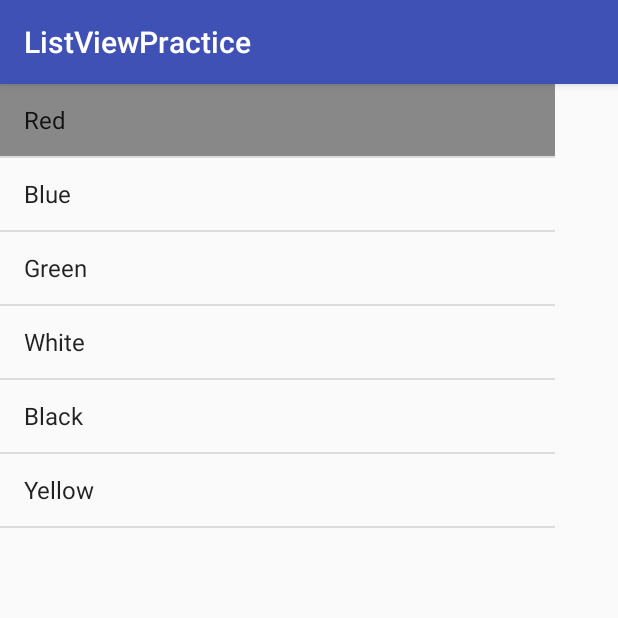
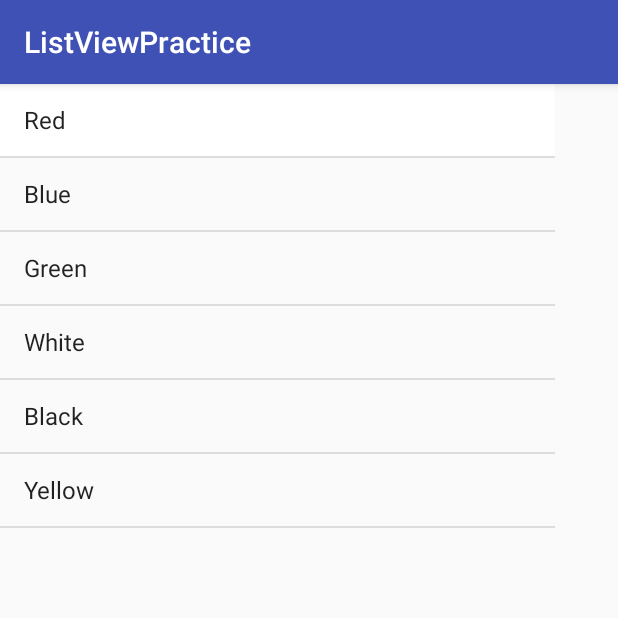
Before and after one commit to marolsi/ListViewPractice, an Android app: the screen it shows after launch (MainActivity), after a tap on "Red", on a phone screen of 412 x 824 dp, the top half of it. Run offline under Robolectric (Android 15) with nearby library versions, the phone set to English and light mode, and no system bars.

Commit message:
Changed cells

```diff
--- a/app/src/main/java/com/example/listviewpractice/MainActivity.java
+++ b/app/src/main/java/com/example/listviewpractice/MainActivity.java
@@ -1,6 +1,7 @@
 package com.example.listviewpractice;
 
 import android.graphics.Color;
+import android.graphics.drawable.ColorDrawable;
 import android.support.v7.app.AppCompatActivity;
 import android.os.Bundle;
 import android.util.Log;
@@ -26,7 +27,16 @@ public class MainActivity extends AppCompatActivity {
         listView.setOnItemClickListener(new AdapterView.OnItemClickListener() {
             @Override
             public void onItemClick(AdapterView<?> parent, View view, int position, long id) {
-                view.setBackgroundColor(Color.GRAY);
+                ColorDrawable c = (ColorDrawable) view.getBackground();
+                if (c != null) {
+                    if (c.getColor() == Color.GRAY) {
+                        view.setBackgroundColor(Color.WHITE);
+                    } else {
+                        view.setBackgroundColor(Color.GRAY);
+                    }
+                } else {
+                    view.setBackgroundColor(Color.WHITE);
+                }
             }
         });
     }
```
Also changed, not shown: 1 other file.
